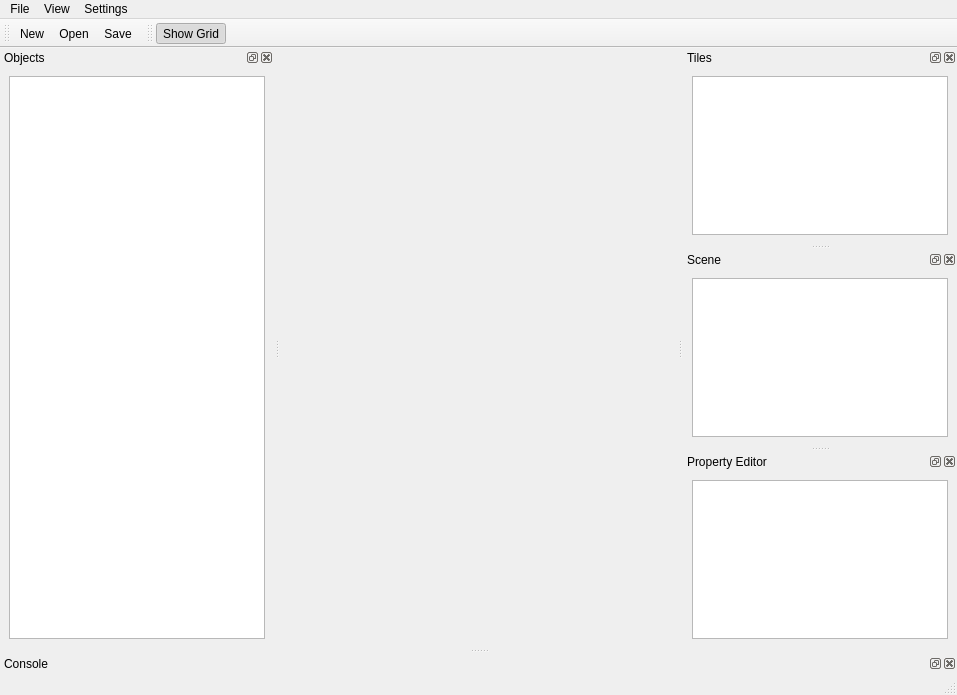
The window that editor/editor.ui (tullrich/procyon) describes before a commit, drawn with Qt 5.
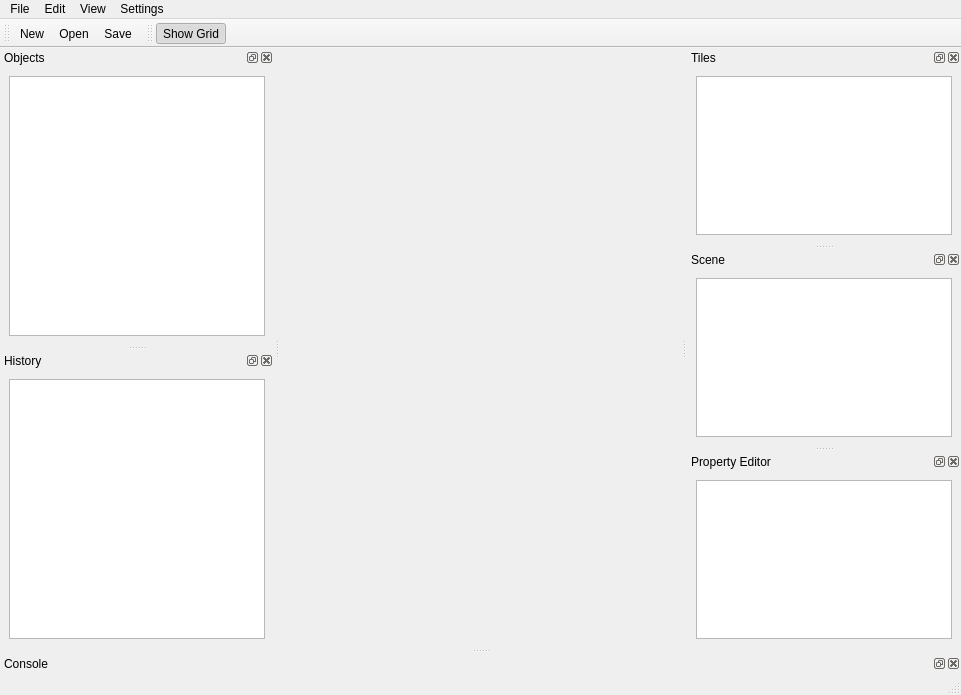
The same window after the commit. Icons and pictures are not drawn. Custom widgets are drawn as their Qt base class.

Commit message: Undo/Redo in editor

The edit to the form file:
```diff
--- a/editor/editor.ui
+++ b/editor/editor.ui
@@ -6,7 +6,7 @@
    <rect>
     <x>0</x>
     <y>0</y>
-    <width>957</width>
+    <width>961</width>
     <height>695</height>
    </rect>
   </property>
@@ -42,7 +42,7 @@
     <rect>
      <x>0</x>
      <y>0</y>
-     <width>957</width>
+     <width>961</width>
      <height>21</height>
     </rect>
    </property>
@@ -100,7 +100,13 @@
     </property>
     <addaction name="actionPreferences"/>
    </widget>
+   <widget class="QMenu" name="menuEdit">
+    <property name="title">
+     <string>Edit</string>
+    </property>
+   </widget>
    <addaction name="menuFile"/>
+   <addaction name="menuEdit"/>
    <addaction name="menuView"/>
    <addaction name="menuSettings"/>
   </widget>
@@ -206,6 +212,21 @@
     </layout>
    </widget>
   </widget>
+  <widget class="QDockWidget" name="dockUndoRedo">
+   <property name="windowTitle">
+    <string>History</string>
+   </property>
+   <attribute name="dockWidgetArea">
+    <number>1</number>
+   </attribute>
+   <widget class="QWidget" name="dockWidgetContents_6">
+    <layout class="QVBoxLayout" name="verticalLayout_2">
+     <item>
+      <widget class="QUndoView" name="undoRedo"/>
+     </item>
+    </layout>
+   </widget>
+  </widget>
   <action name="actionReset">
    <property name="checkable">
     <bool>false</bool>
@@ -323,6 +344,11 @@
    <extends>QListWidget</extends>
    <header location="global">QtTreePropertyBrowser</header>
   </customwidget>
+  <customwidget>
+   <class>QUndoView</class>
+   <extends>QListWidget</extends>
+   <header location="global">QUndoView</header>
+  </customwidget>
  </customwidgets>
  <tabstops>
   <tabstop>tableWidget</tabstop>
```
Left out of the diff: 8 changed lines with no effect on the pictures. The commit also changes 14 other files.
